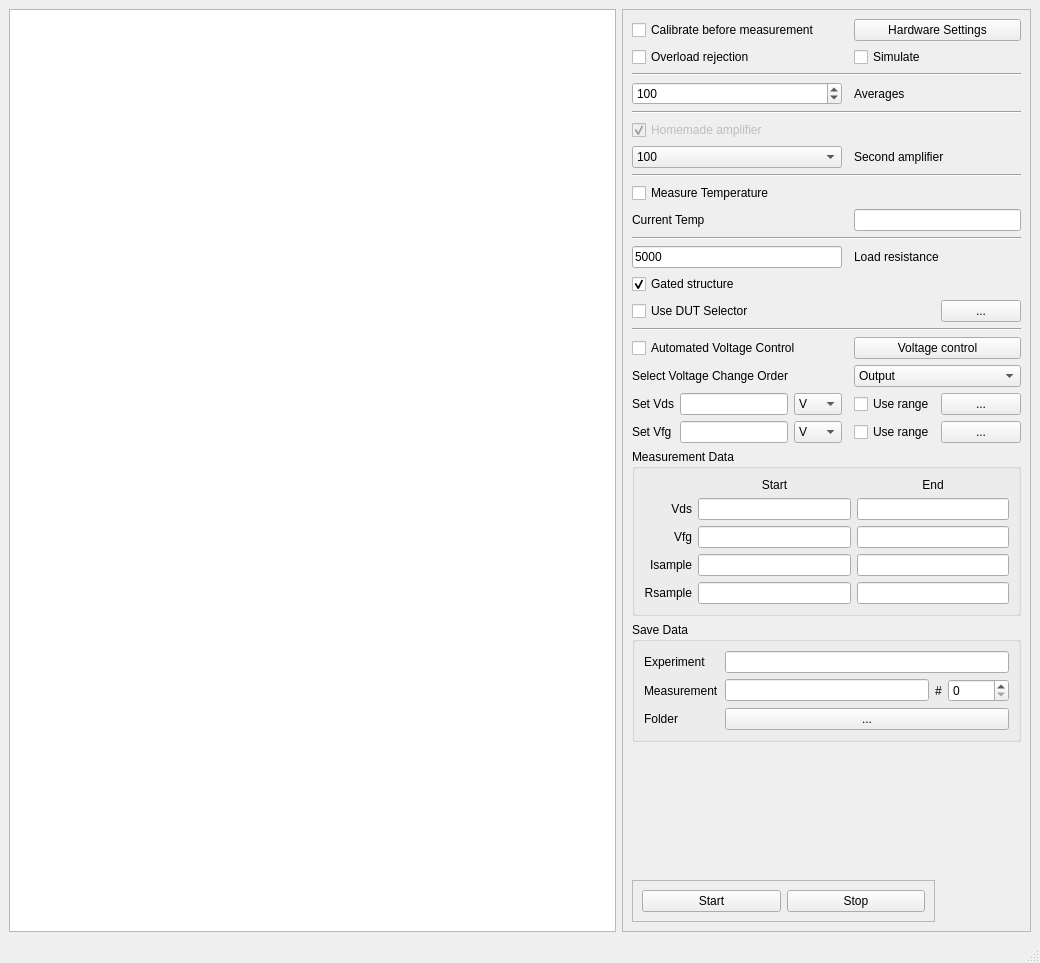
Before: the Qt Designer form PyFANS/UI_NoiseMeasurement_v3.ui in zigorrom/PyFANS, drawn with Qt 5.
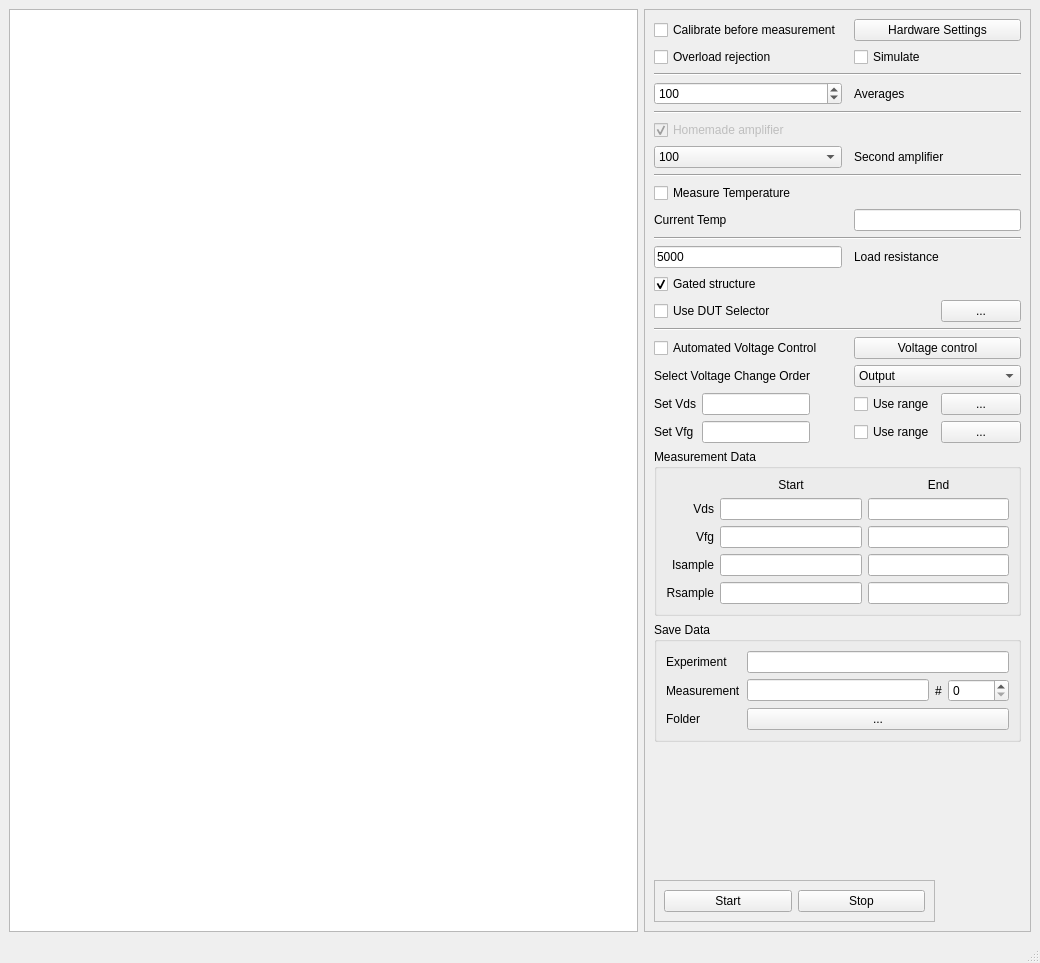
After: the same form once the commit is applied. Custom widgets are drawn as their Qt base class.

Commit message: intruduction of units into ui

The edit to the form file:
```diff
--- a/PyFANS/UI_NoiseMeasurement_v3.ui
+++ b/PyFANS/UI_NoiseMeasurement_v3.ui
@@ -593,34 +593,6 @@
          </layout>
         </widget>
        </item>
-       <item row="17" column="3">
-        <widget class="QComboBox" name="ui_drain_source_units">
-         <item>
-          <property name="text">
-           <string>V</string>
-          </property>
-         </item>
-         <item>
-          <property name="text">
-           <string>mV</string>
-          </property>
-         </item>
-        </widget>
-       </item>
-       <item row="22" column="3">
-        <widget class="QComboBox" name="ui_front_gate_units">
-         <item>
-          <property name="text">
-           <string>V</string>
-          </property>
-         </item>
-         <item>
-          <property name="text">
-           <string>mV</string>
-          </property>
-         </item>
-        </widget>
-       </item>
        <item row="17" column="2">
         <widget class="QLineEdit" name="ui_drain_source_voltage">
          <property name="sizePolicy">
```
Left out of the diff: 2 changed lines with no effect on the pictures. The commit also changes 1 other file.
